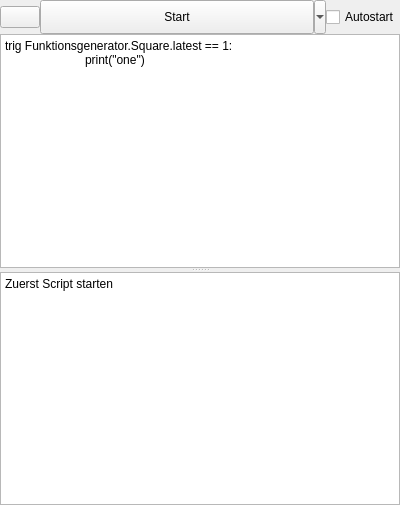
This is RTOC/RTOC_GUI/ui/scriptSubWidget.ui in Haschtl/RealTimeOpenControl as Qt 5 draws it before an edit. The edited form follows.
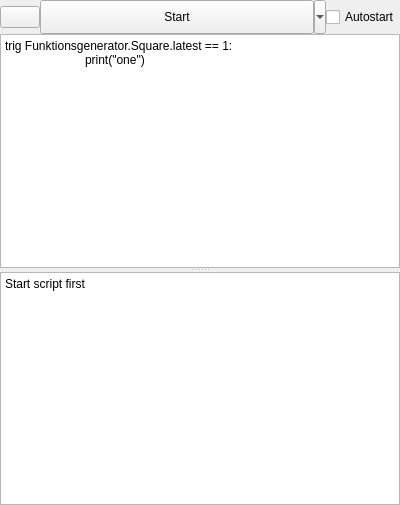
This is the edited form. Icons and pictures are not drawn.

```diff
--- a/RTOC/RTOC_GUI/ui/scriptSubWidget.ui
+++ b/RTOC/RTOC_GUI/ui/scriptSubWidget.ui
@@ -135,7 +135,7 @@
        <bool>true</bool>
       </property>
       <property name="plainText">
-       <string>Zuerst Script starten
+       <string>Start script first
 </string>
       </property>
      </widget>
```
Left out of the diff: 2 changed lines with no effect on the pictures.
